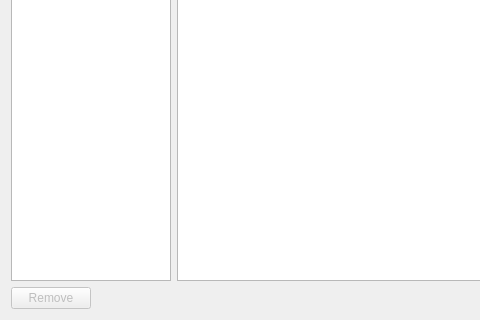
First picture: the form in ui/TemplateDialog.ui, repository kipr/kiss, before the edit; both pictures show x 0 to 480 and y 86 to 406 of the 666 by 406 pixel window.
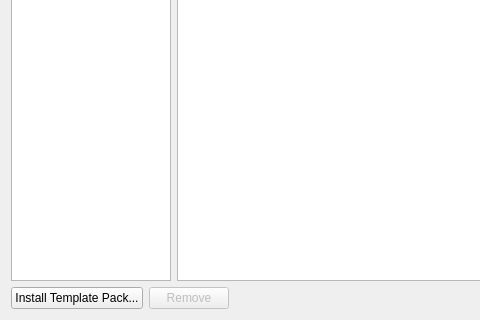
Second picture: the form after the edit.

Diff of the .ui file:
```diff
--- a/ui/TemplateDialog.ui
+++ b/ui/TemplateDialog.ui
@@ -41,6 +41,13 @@
    </item>
    <item>
     <layout class="QHBoxLayout" name="horizontalLayout_2">
+     <item>
+      <widget class="QPushButton" name="ui_install">
+       <property name="text">
+        <string>Install Template Pack...</string>
+       </property>
+      </widget>
+     </item>
      <item>
       <widget class="QPushButton" name="ui_remove">
        <property name="enabled">
```
